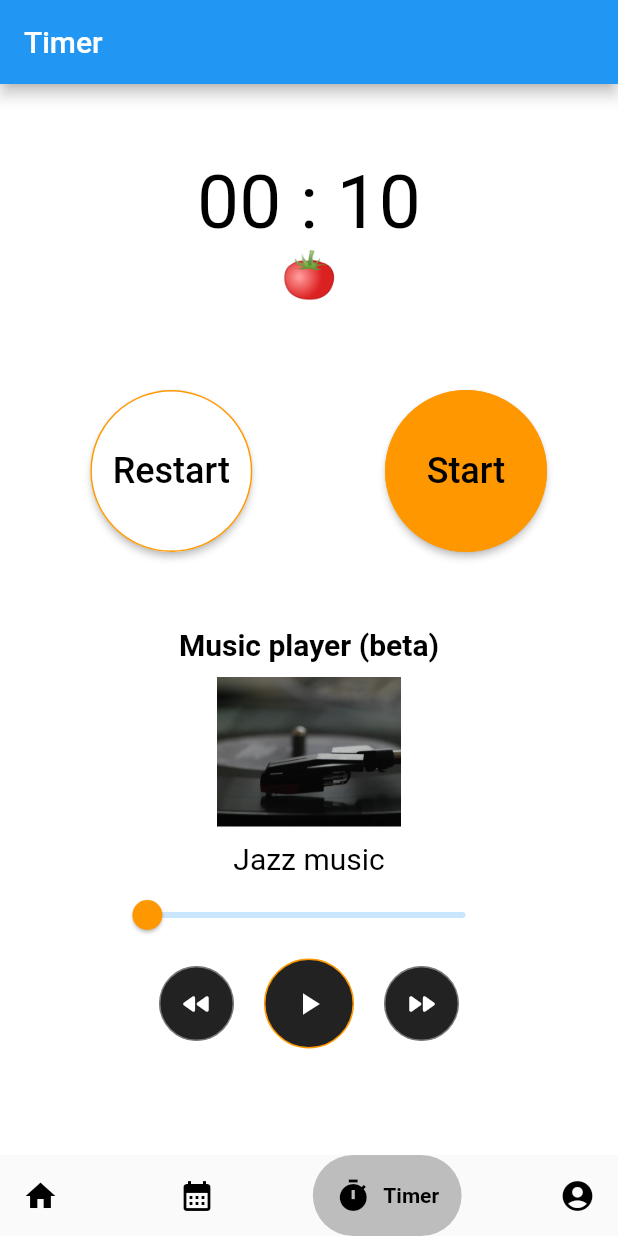
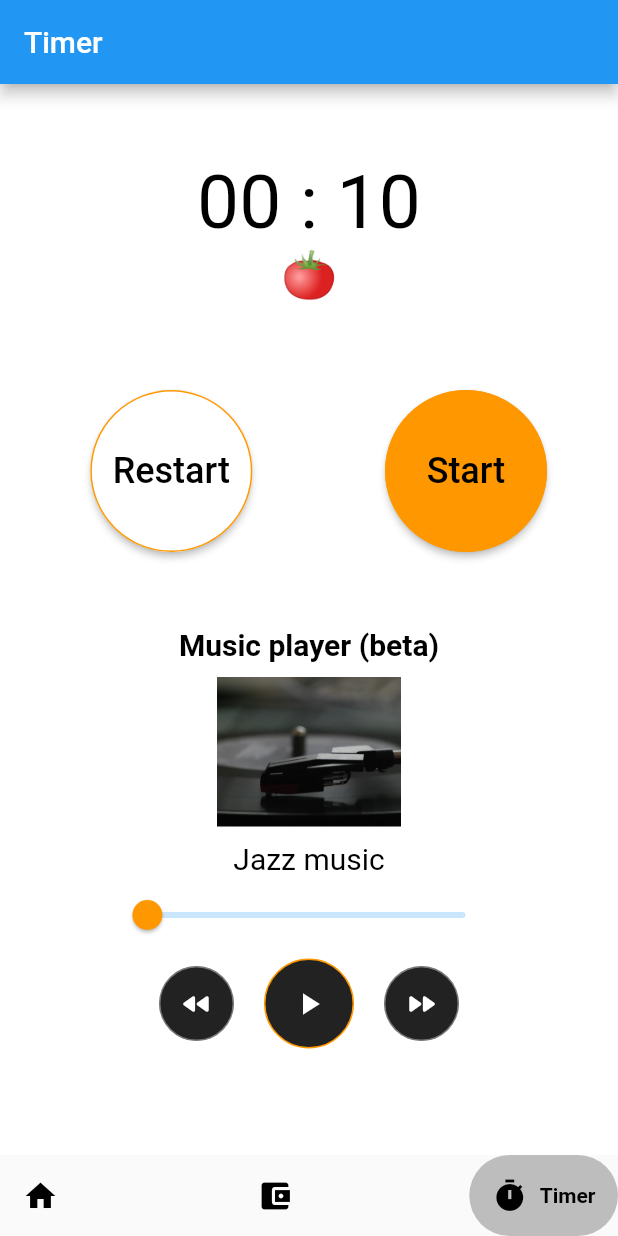
Before and after one commit to GitAndreaHub/Organizd2-flutter, a Flutter app: the screen it shows after launch, item 3 of the bottom bar chosen, on a phone screen of 412 x 824 dp. Run offline on Flutter 3.47's test engine with Material 2 defaults, Android fonts, the phone set to English and light mode, and no system bars; drawn by our look-alikes of google_nav_bar; our stand-ins replace audioplayers, fluttertoast, sqflite, visibility_detector; missing offline and left inert: dart:ffi, flutter_ringtone_player; accounts and stored records are empty.

```diff
--- a/lib/homepage.dart
+++ b/lib/homepage.dart
@@ -60,7 +60,7 @@ class _HomeState extends State<Home> {
           : buildTasks(),
     ),
     floatingActionButton: FloatingActionButton(
-      backgroundColor: Colors.black,
+      backgroundColor: Colors.orange,
       child: Icon(Icons.add),
       onPressed: () async {
         await Navigator.of(context).push(
--- a/lib/main.dart
+++ b/lib/main.dart
@@ -1,6 +1,6 @@
 import 'package:flutter/material.dart';
 import 'package:google_nav_bar/google_nav_bar.dart';
-import 'package:organizd_2/profile.dart';
+
 import 'package:organizd_2/timer.dart';
 import 'package:organizd_2/homepage.dart';
 
@@ -38,7 +38,6 @@ class _MyBottomNavigationBarState extends State<MyBottomNavigationBar> {
     const Home(),
     const Calendar(),
     const TimerClass(),
-    const Profile()
   ];
 
   void onTapperBar(int index){
@@ -69,22 +68,17 @@ class _MyBottomNavigationBarState extends State<MyBottomNavigationBar> {
           GButton(
               //leading: Home(),
               icon: Icons.home,
-              text: 'Home',
+              text: 'To do',
           ),
           GButton(
               //leading: Calendar(),
-              icon: Icons.calendar_month,
-              text: 'Calendar',
+              icon: Icons.account_balance_wallet,
+              text: 'Done',
           ),
           GButton(
               //leading: Timer(),
               icon: Icons.timer,
               text: 'Timer'
-          ),
-          GButton(
-              //leading: Profile(),
-              icon: Icons.account_circle_rounded,
-              text: 'Profile'
           ),
         ],
       ),
```
Also changed, not shown: lib/profile.dart (deleted, +0 -97 lines).
